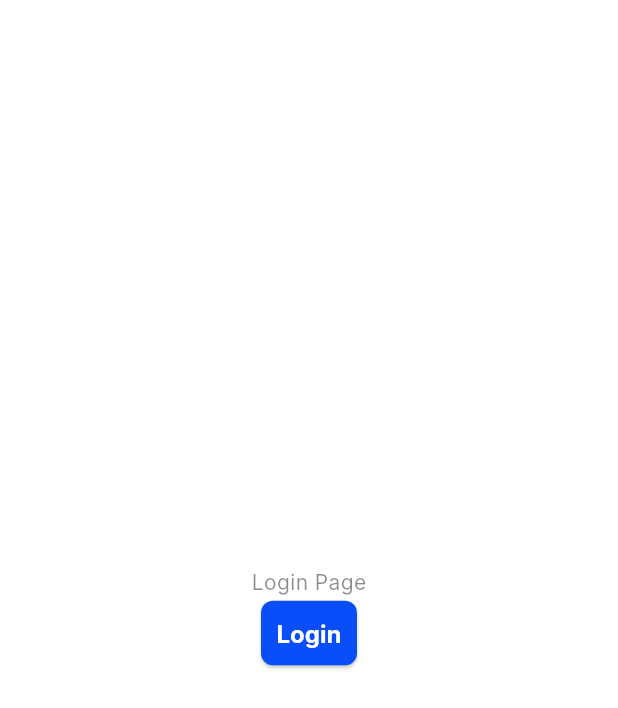
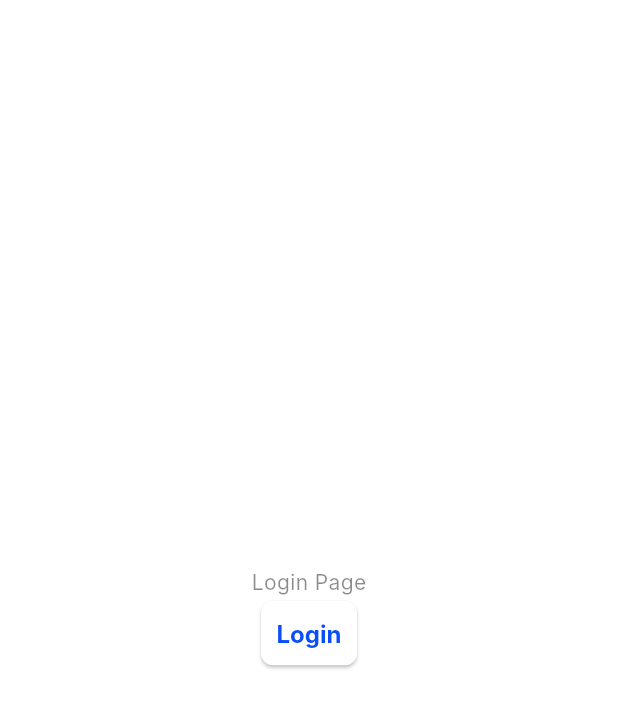
Before and after one commit to Function-Team/mobile-frontend, a Flutter app: the screen it shows after launch, on a phone screen of 412 x 824 dp. Shown: the top 708 px of the screen. Run offline on Flutter 3.47's test engine with Material 3 defaults, Android fonts, the phone set to English and light mode, and no system bars; our stand-ins replace get; Roboto replaces fonts that are missing (Inter).

Commit message:
refactor: Enhance theme color and button styling
- Added tertiary color to color scheme
- Adjusted label text styles with increased font sizes
- Modified button themes with updated colors and border styles
- Fine-tuned button border radius and padding

Co-authored-by: Royyan AZ <kasehitoworks@gmail.com>

```diff
--- a/lib/theme/theme_data.dart
+++ b/lib/theme/theme_data.dart
@@ -28,6 +28,7 @@ class AppTheme {
       onSecondary: Colors.black,
       onSurface: Colors.black,
       onError: Colors.white,
+      tertiary: textSecondary,
       brightness: Brightness.light,
     ),
 
@@ -75,7 +76,12 @@ class AppTheme {
           color: textSecondary),
       labelLarge: TextStyle(
           fontFamily: 'Inter',
-          fontSize: 14,
+          fontSize: 18,
+          fontWeight: FontWeight.w500,
+          color: textColor),
+      labelMedium: TextStyle(
+          fontFamily: 'Inter',
+          fontSize: 16,
           fontWeight: FontWeight.w500,
           color: textColor),
     ),
@@ -83,8 +89,6 @@ class AppTheme {
     // Theme untuk tombol
     elevatedButtonTheme: ElevatedButtonThemeData(
       style: ElevatedButton.styleFrom(
-        backgroundColor: primaryColor,
-        foregroundColor: Colors.white,
         textStyle: const TextStyle(
             fontFamily: 'Inter', fontSize: 16, fontWeight: FontWeight.bold),
         shape: RoundedRectangleBorder(borderRadius: BorderRadius.circular(8.0)),
@@ -94,11 +98,11 @@ class AppTheme {
 
     outlinedButtonTheme: OutlinedButtonThemeData(
       style: OutlinedButton.styleFrom(
-        foregroundColor: primaryColor,
-        side: const BorderSide(color: primaryColor, width: 2),
+        foregroundColor: textColor,
+        side: const BorderSide(color: primaryDark, width: .5),
         textStyle: const TextStyle(
             fontFamily: 'Inter', fontSize: 16, fontWeight: FontWeight.bold),
-        shape: RoundedRectangleBorder(borderRadius: BorderRadius.circular(8.0)),
+        shape: RoundedRectangleBorder(borderRadius: BorderRadius.circular(6.0)),
         padding: const EdgeInsets.symmetric(vertical: 12),
       ),
     ),
```
